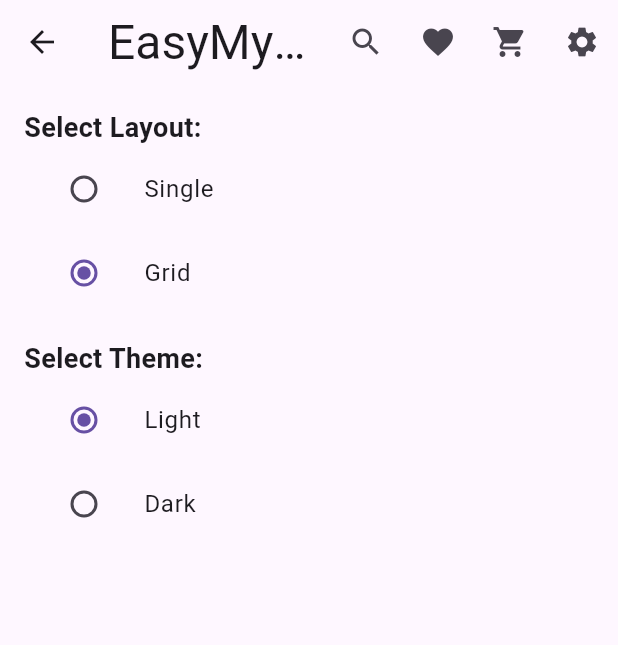
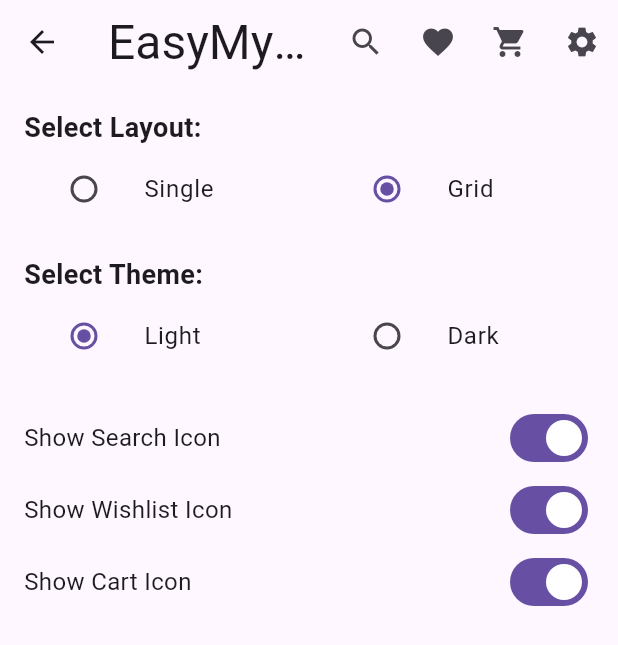
Before and after one commit to Adityaverma1998/easemydeal_assignment, a Flutter app: the AppSettingScreen screen opened by its route, on a phone screen of 412 x 824 dp. Shown: the top 645 px of the screen. Run offline on Flutter 3.47's test engine with Material 3 defaults, Android fonts, the phone set to English and light mode, and no system bars; our stand-ins replace bloc, dio, equatable, flutter_bloc, fpdart, get_it and 3 more; accounts and stored records are empty; network calls fail.

Commit message:
mod: add togle button for all icon in appbar

```diff
--- a/lib/presentation/view/app_setting.dart/app_setting.dart
+++ b/lib/presentation/view/app_setting.dart/app_setting.dart
@@ -6,13 +6,13 @@ import 'package:flutter/material.dart';
 import 'package:flutter_bloc/flutter_bloc.dart';
 
 class AppSettingScreen extends StatelessWidget {
+  final AppSettingBloc _appSettingBloc = getIt<AppSettingBloc>();
 
-   final AppSettingBloc _appSettingBloc = getIt<AppSettingBloc>();
   @override
   Widget build(BuildContext context) {
     return PrimaryLayout(
       child: BlocBuilder<AppSettingBloc, AppSettingState>(
-        bloc:_appSettingBloc ,
+        bloc: _appSettingBloc,
         builder: (context, state) {
           if (state is AppSettingLoadingState) {
             return Center(child: CircularProgressIndicator());
@@ -37,63 +37,134 @@ class AppSettingScreen extends StatelessWidget {
       child: Column(
         crossAxisAlignment: CrossAxisAlignment.start,
         children: [
-          Text(
-            'Select Layout:',
-            style: TextStyle(fontSize: 18, fontWeight: FontWeight.bold),
-          ),
-          ListTile(
-            title: Text('Single'),
-            leading: Radio<Layout>(
+          // Layout Selection
+          _buildSectionTitle('Select Layout:'),
+          Row(
+            children: [
+              _buildRadioOption<Layout>(
+                title: 'Single',
                 value: Layout.single,
                 groupValue: selectedLayout,
                 onChanged: (value) {
                   _updateSetting(context, appSetting.copyWith(layout: value!));
                 },
               ),
-          ),
-          ListTile(
-            title: Text('Grid'),
-            leading: Radio<Layout>(
+              const SizedBox(width: 24),
+              _buildRadioOption<Layout>(
+                title: 'Grid',
                 value: Layout.grid,
                 groupValue: selectedLayout,
                 onChanged: (value) {
                   _updateSetting(context, appSetting.copyWith(layout: value!));
                 },
               ),
+            ],
           ),
-          SizedBox(height: 16),
-          Text(
-            'Select Theme:',
-            style: TextStyle(fontSize: 18, fontWeight: FontWeight.bold),
-          ),
-          ListTile(
-            title: Text('Light'),
-            leading: Radio<ThemeType>(
+          const SizedBox(height: 16),
+
+          // Theme Selection
+          _buildSectionTitle('Select Theme:'),
+          Row(
+            children: [
+              _buildRadioOption<ThemeType>(
+                title: 'Light',
                 value: ThemeType.light,
                 groupValue: selectedTheme,
                 onChanged: (value) {
                   _updateSetting(context, appSetting.copyWith(theme: value!));
                 },
               ),
-          ),
-          ListTile(
-            title: Text('Dark'),
-            leading: Radio<ThemeType>(
+              const SizedBox(width: 24),
+              _buildRadioOption<ThemeType>(
+                title: 'Dark',
                 value: ThemeType.dark,
                 groupValue: selectedTheme,
                 onChanged: (value) {
                   _updateSetting(context, appSetting.copyWith(theme: value!));
                 },
               ),
+            ],
+          ),
+          const SizedBox(height: 16),
+
+          // Additional Toggles
+          _buildSwitchOption(
+            context: context,
+            title: 'Show Search Icon',
+            value: appSetting.showSearchIcon,
+            onChanged: (value) {
+              _updateSetting(context, appSetting.copyWith(showSearchIcon: value));
+            },
+          ),
+          _buildSwitchOption(
+            context: context,
+            title: 'Show Wishlist Icon',
+            value: appSetting.showWishListIcon,
+            onChanged: (value) {
+              _updateSetting(context, appSetting.copyWith(showWishListIcon: value));
+            },
+          ),
+          _buildSwitchOption(
+            context: context,
+            title: 'Show Cart Icon',
+            value: appSetting.showCartIcon,
+            onChanged: (value) {
+              _updateSetting(context, appSetting.copyWith(showCartIcon: value));
+            },
           ),
         ],
       ),
     );
   }
 
-  void _updateSetting(BuildContext context, AppSetting updatedSetting) {
-  BlocProvider.of<AppSettingBloc>(context).add(SaveAppSettingEvent(appSetting: updatedSetting));
+  // Helper Widget: Section Title
+  Widget _buildSectionTitle(String title) {
+    return Text(
+      title,
+      style: const TextStyle(fontSize: 18, fontWeight: FontWeight.bold),
+    );
   }
 
+  // Helper Widget: Radio Option
+  Widget _buildRadioOption<T>({
+    required String title,
+    required T value,
+    required T groupValue,
+    required void Function(T?) onChanged,
+  }) {
+    return Expanded(
+      child: ListTile(
+        title: Text(title),
+        leading: Radio<T>(
+          value: value,
+          groupValue: groupValue,
+          onChanged: onChanged,
+        ),
+      ),
+    );
+  }
 
+  // Helper Widget: Switch Option
+  Widget _buildSwitchOption({
+    required BuildContext context,
+    required String title,
+    required bool value,
+    required void Function(bool) onChanged,
+  }) {
+    return Row(
+      mainAxisAlignment: MainAxisAlignment.spaceBetween,
+      children: [
+        Text(title, style: const TextStyle(fontSize: 16)),
+        Switch(
+          value: value,
+          onChanged: onChanged,
+        ),
+      ],
+    );
   }
+
+  // Method to Dispatch Bloc Event
+  void _updateSetting(BuildContext context, AppSetting updatedSetting) {
+    context.read<AppSettingBloc>().add(SaveAppSettingEvent(appSetting: updatedSetting));
+  }
+}
```
Lines whose indentation alone changed are shown as unchanged.
